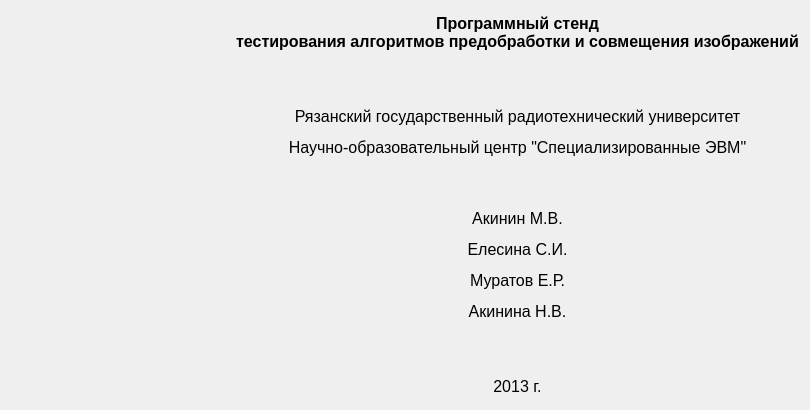
Qt form ui/gui/resources/dialogs/about_dialog.ui (Natalya-Akinina/stend) before a commit.
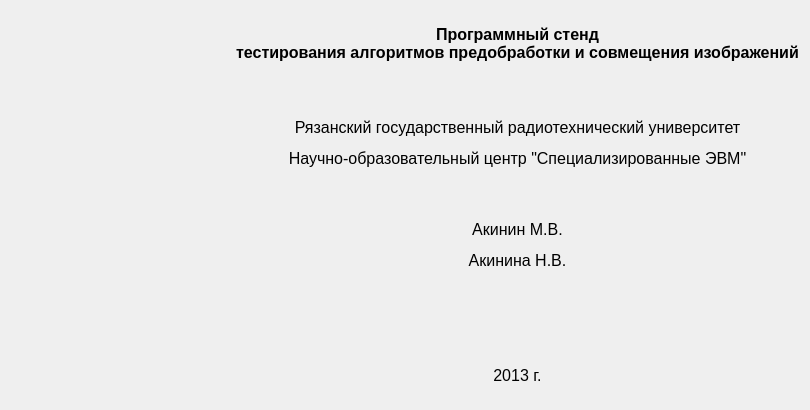
The same form after that commit. Icons and pictures are not drawn.

What changed in the file:
```diff
--- a/ui/gui/resources/dialogs/about_dialog.ui
+++ b/ui/gui/resources/dialogs/about_dialog.ui
@@ -72,7 +72,7 @@
      <item>
       <widget class="QLabel" name="label_2">
        <property name="text">
-        <string>&lt;html&gt;&lt;head/&gt;&lt;body&gt;&lt;p align=&quot;center&quot;&gt;&lt;span style=&quot; font-size:12pt; font-weight:600;&quot;&gt;Программный стенд&lt;br/&gt;тестирования алгоритмов предобработки и совмещения изображений&lt;/span&gt;&lt;/p&gt;&lt;p align=&quot;center&quot;&gt;&lt;span style=&quot; font-size:12pt;&quot;&gt;&lt;br/&gt;&lt;/span&gt;&lt;/p&gt;&lt;p align=&quot;center&quot;&gt;&lt;span style=&quot; font-size:12pt;&quot;&gt;Рязанский государственный радиотехнический университет&lt;/span&gt;&lt;/p&gt;&lt;p align=&quot;center&quot;&gt;&lt;span style=&quot; font-size:12pt;&quot;&gt;Научно-образовательный центр &amp;quot;Специализированные ЭВМ&amp;quot;&lt;/span&gt;&lt;/p&gt;&lt;p align=&quot;center&quot;&gt;&lt;br/&gt;&lt;/p&gt;&lt;p align=&quot;center&quot;&gt;&lt;span style=&quot; font-size:12pt;&quot;&gt;Акинин М.В.&lt;/span&gt;&lt;/p&gt;&lt;p align=&quot;center&quot;&gt;&lt;span style=&quot; font-size:12pt;&quot;&gt;Елесина С.И.&lt;/span&gt;&lt;/p&gt;&lt;p align=&quot;center&quot;&gt;&lt;span style=&quot; font-size:12pt;&quot;&gt;Муратов Е.Р.&lt;/span&gt;&lt;/p&gt;&lt;p align=&quot;center&quot;&gt;&lt;span style=&quot; font-size:12pt;&quot;&gt;Акинина Н.В.&lt;/span&gt;&lt;/p&gt;&lt;p align=&quot;center&quot;&gt;&lt;span style=&quot; font-size:12pt;&quot;&gt;&lt;br/&gt;&lt;/span&gt;&lt;/p&gt;&lt;p align=&quot;center&quot;&gt;&lt;span style=&quot; font-size:12pt;&quot;&gt;2013 г.&lt;/span&gt;&lt;/p&gt;&lt;/body&gt;&lt;/html&gt;</string>
+        <string>&lt;html&gt;&lt;head/&gt;&lt;body&gt;&lt;p align=&quot;center&quot;&gt;&lt;span style=&quot; font-size:12pt; font-weight:600;&quot;&gt;Программный стенд&lt;br/&gt;тестирования алгоритмов предобработки и совмещения изображений&lt;/span&gt;&lt;/p&gt;&lt;p align=&quot;center&quot;&gt;&lt;span style=&quot; font-size:12pt;&quot;&gt;&lt;br/&gt;&lt;/span&gt;&lt;/p&gt;&lt;p align=&quot;center&quot;&gt;&lt;span style=&quot; font-size:12pt;&quot;&gt;Рязанский государственный радиотехнический университет&lt;/span&gt;&lt;/p&gt;&lt;p align=&quot;center&quot;&gt;&lt;span style=&quot; font-size:12pt;&quot;&gt;Научно-образовательный центр &amp;quot;Специализированные ЭВМ&amp;quot;&lt;/span&gt;&lt;/p&gt;&lt;p align=&quot;center&quot;&gt;&lt;br/&gt;&lt;/p&gt;&lt;p align=&quot;center&quot;&gt;&lt;span style=&quot; font-size:12pt;&quot;&gt;Акинин М.В.&lt;/span&gt;&lt;/p&gt;&lt;p align=&quot;center&quot;&gt;&lt;span style=&quot; font-size:12pt;&quot;&gt;Акинина Н.В.&lt;/span&gt;&lt;/p&gt;&lt;p align=&quot;center&quot;&gt;&lt;br/&gt;&lt;/p&gt;&lt;p align=&quot;center&quot;&gt;&lt;span style=&quot; font-size:12pt;&quot;&gt;&lt;br/&gt;&lt;/span&gt;&lt;/p&gt;&lt;p align=&quot;center&quot;&gt;&lt;span style=&quot; font-size:12pt;&quot;&gt;2013 г.&lt;/span&gt;&lt;/p&gt;&lt;/body&gt;&lt;/html&gt;</string>
        </property>
       </widget>
      </item>
```
